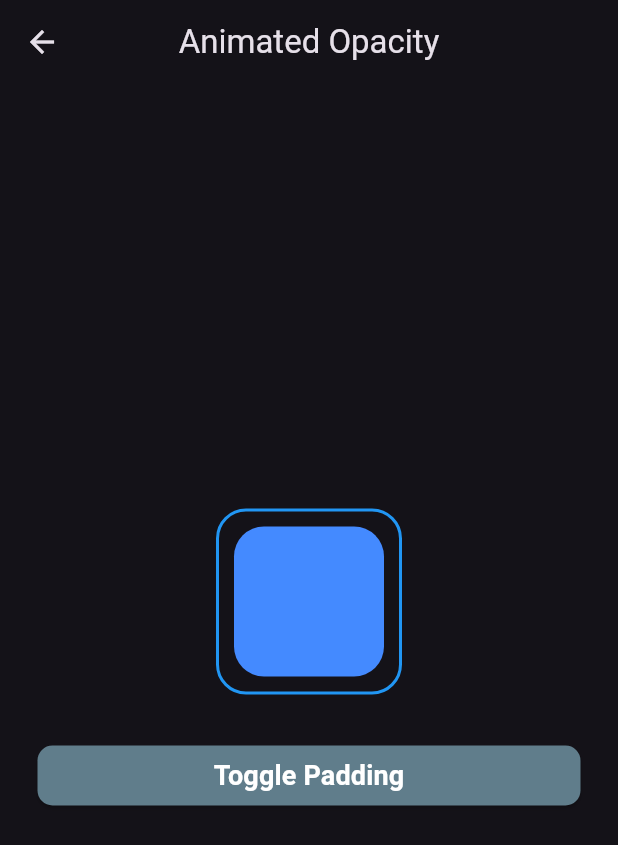
After one commit to PAIshanMadusha/flutter-animations, a Flutter app: the screen it shows after launch, after a tap on "Animated Padding", on a phone screen of 412 x 824 dp. The commit adds this screen. Shown: the top 845 px of the screen. Run offline on Flutter 3.47's test engine with Material 3 defaults, Android fonts, the phone set to English and light mode, and no system bars.

Commit message:
Animated Padding Design

```diff
--- /dev/null
+++ b/lib/animations/implict_animations/custom_animated_padding.dart
@@ -0,0 +1,56 @@
+import 'package:flutter/material.dart';
+import 'package:flutter_animations/reusable_widgets.dart/custom_button.dart';
+
+class CustomAnimatedPadding extends StatefulWidget {
+  const CustomAnimatedPadding({super.key});
+
+  @override
+  State<CustomAnimatedPadding> createState() => _CustomAnimatedPaddingState();
+}
+
+class _CustomAnimatedPaddingState extends State<CustomAnimatedPadding> {
+  double _padding = 10.0;
+
+  void _togglePadding() {
+    setState(() {
+      _padding = _padding == 10.0 ? 60.0 : 10.0;
+    });
+  }
+
+  @override
+  Widget build(BuildContext context) {
+    final double sizedBoxValue = 15;
+    return Scaffold(
+      appBar: AppBar(title: Text("Animated Opacity"), centerTitle: true),
+      body: Padding(
+        padding: EdgeInsets.all(25),
+        child: Column(
+          mainAxisAlignment: MainAxisAlignment.center,
+          children: [
+            Container(
+              decoration: BoxDecoration(
+                borderRadius: BorderRadius.circular(20),
+                border: Border.all(color: Colors.blue, width: 2),
+              ),
+              child: AnimatedPadding(
+                padding: EdgeInsets.all(_padding),
+                duration: Duration(seconds: 1),
+                curve: Curves.easeInOutBack,
+                child: Container(
+                  width: 100,
+                  height: 100,
+                  decoration: BoxDecoration(
+                    color: Colors.blueAccent,
+                    borderRadius: BorderRadius.circular(20),
+                  ),
+                ),
+              ),
+            ),
+            SizedBox(height: sizedBoxValue * 2),
+            CustomButton(text: "Toggle Padding", onTap: _togglePadding),
+          ],
+        ),
+      ),
+    );
+  }
+}
--- a/lib/main/home_page.dart
+++ b/lib/main/home_page.dart
@@ -3,6 +3,7 @@ import 'package:flutter_animations/animations/implict_animations/custom_animated
 import 'package:flutter_animations/animations/implict_animations/custom_animated_button.dart';
 import 'package:flutter_animations/animations/implict_animations/custom_animated_container.dart';
 import 'package:flutter_animations/animations/implict_animations/custom_animated_opacity.dart';
+import 'package:flutter_animations/animations/implict_animations/custom_animated_padding.dart';
 import 'package:flutter_animations/reusable_widgets.dart/custom_button.dart';
 
 class HomePage extends StatelessWidget {
@@ -76,6 +77,18 @@ class HomePage extends StatelessWidget {
                   );
                 },
               ),
+              SizedBox(height: sizedBoxValue),
+              CustomButton(
+                text: "Animated Padding",
+                onTap: () {
+                  Navigator.push(
+                    context,
+                    MaterialPageRoute(
+                      builder: (context) => CustomAnimatedPadding(),
+                    ),
+                  );
+                },
+              ),
             ],
           ),
         ),
```
